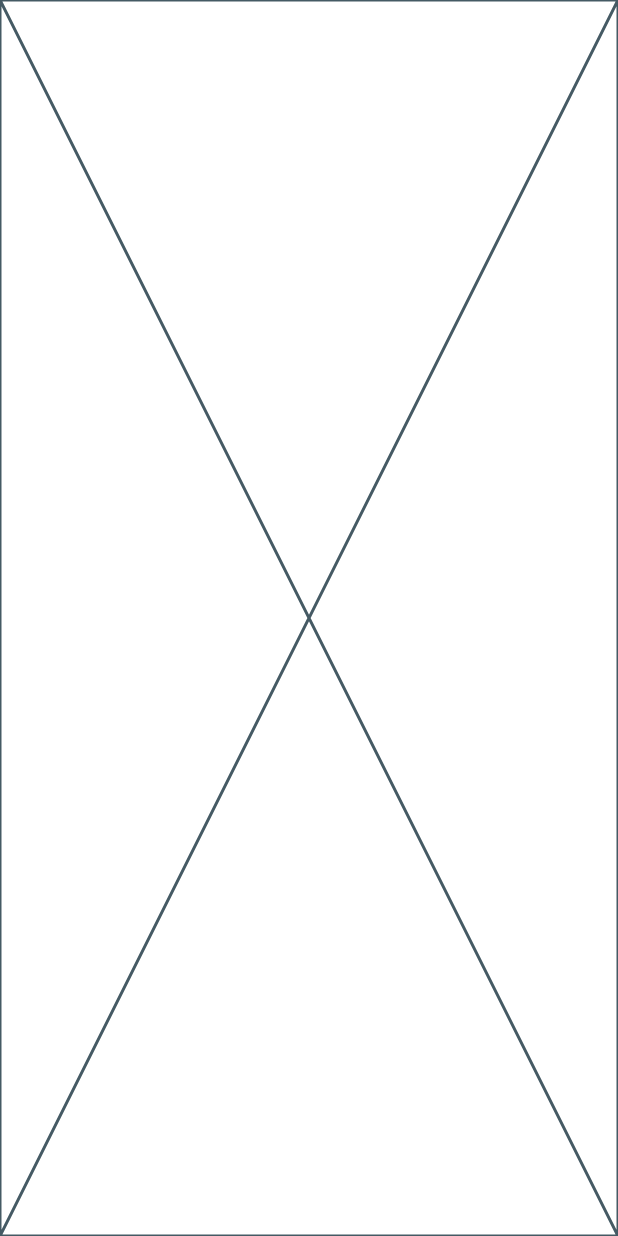
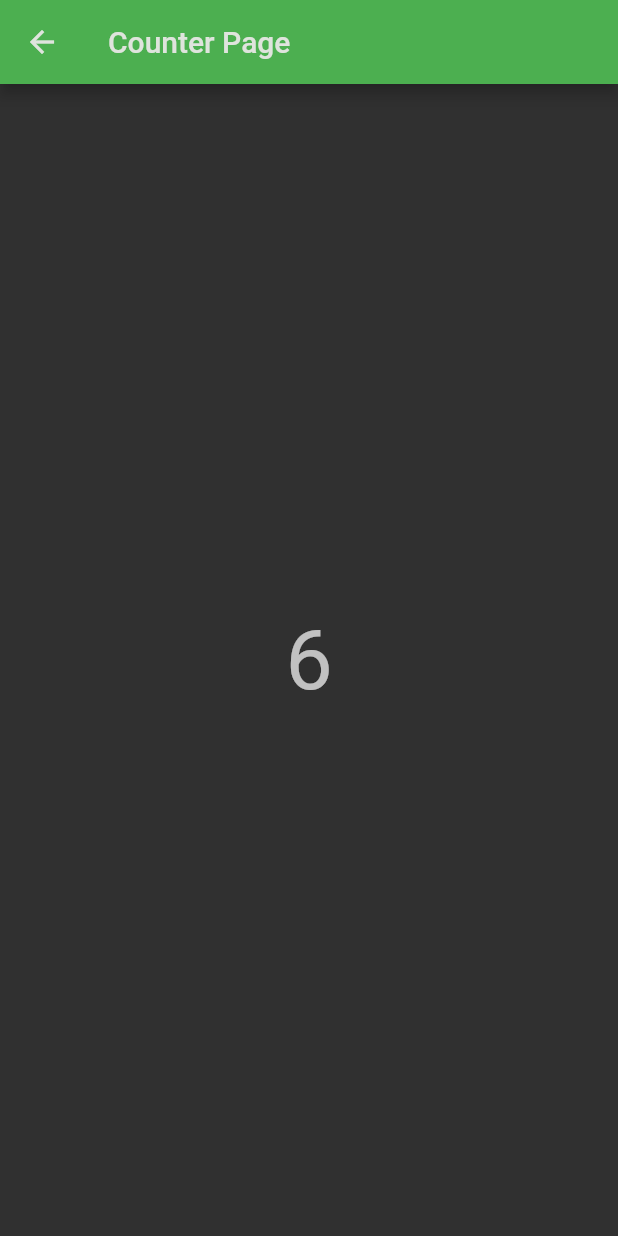
Before and after one commit to TrekHub/flutter_riverpod, a Flutter app: the HomePage screen opened directly, after a tap on "Go to Counter Page", on a phone screen of 412 x 824 dp. Run offline on Flutter 3.47's test engine with Material 2 defaults, Android fonts, the phone set to English and light mode, and no system bars; our stand-ins replace flutter_riverpod.

Commit message:
fix:fixed the counterprovider to accept arguments

```diff
--- a/lib/counterpage.dart
+++ b/lib/counterpage.dart
@@ -1,11 +1,64 @@
-import 'package:flutter/src/widgets/framework.dart';
-import 'package:flutter/src/widgets/placeholder.dart';
+import 'package:flutter/material.dart';
 
-class CounterPage extends StatelessWidget {
+import 'package:flutter_riverpod/flutter_riverpod.dart';
+import 'package:riverpod_tut/main.dart';
+
+class CounterPage extends ConsumerWidget {
   const CounterPage({super.key});
 
   @override
-  Widget build(BuildContext context) {
-    return const Placeholder();
+  Widget build(BuildContext context, WidgetRef ref) {
+    final AsyncValue<int> counter = ref.watch(counterProvider(5));
+
+    // ref.listen<int>(counterProvider, (previous, next){
+    //   if(next == 5){
+    //     dialogMethod(context);
+    //   }
+    // });
+
+    return Scaffold(
+      appBar: AppBar(
+        title: const Text('Counter Page'),
+        // actions: [
+        //   IconButton(onPressed: () {
+        //     ref.refresh(counterProvider);
+        //   }, icon: const Icon(Icons.refresh_outlined)),
+        //   const SizedBox(width: 10,)
+
+        // ],
+      ),
+      body: Center(
+        child: Text(
+          counter
+              .when(
+                  data: (int value) => value,
+                  error: (Object e, _) => e,
+                  loading: () => 0)
+              .toString(),
+          style: Theme.of(context).textTheme.displayMedium,
+        ),
+      ),
+      //   floatingActionButton: FloatingActionButton(
+      //     onPressed: () {
+      //       ref.read(counterProvider.notifier).state++;
+
+      //     },
+      //     child: const Icon(Icons.add),
+      //   )
+    );
   }
+
+  // Future<dynamic> dialogMethod(BuildContext context) {
+  //   return showDialog(context: context, builder: (context){
+  //       return AlertDialog(
+  //         title: const Text('Counter Warning'),
+  //         content: const Text('Counter has reached 5'),
+  //         actions: [
+  //           TextButton(onPressed: () {
+  //             Navigator.of(context).pop();
+  //           }, child: const Text('OK'))
+  //         ],
+  //       );
+  //     });
+  // }
 }
--- a/lib/homepage.dart
+++ b/lib/homepage.dart
@@ -1,6 +1,4 @@
 import 'package:flutter/material.dart';
-import 'package:flutter/src/widgets/framework.dart';
-import 'package:flutter/src/widgets/placeholder.dart';
 
 import 'counterpage.dart';
 
--- a/lib/main.dart
+++ b/lib/main.dart
@@ -1,7 +1,31 @@
 import 'package:flutter/material.dart';
 import 'package:flutter_riverpod/flutter_riverpod.dart';
+import 'package:riverpod_tut/homepage.dart';
 
-final counterProvider = StateProvider((ref) => 0);
+abstract class WebsocketClient {
+  Stream<int> getCounterStream(int start);
+}
+
+class FakeWebsocketClient implements WebsocketClient {
+  @override
+  Stream<int> getCounterStream([int start = 0]) async* {
+    int i = start;
+    while (true) {
+      await Future.delayed(const Duration(milliseconds: 500));
+      yield i++;
+    }
+  }
+}
+
+final websocketClientProvider = Provider<WebsocketClient>((ref) {
+  return FakeWebsocketClient();
+});
+
+final counterProvider = StreamProvider.family<int, int>((ref, start) {
+  final wsClient = ref.watch(websocketClientProvider);
+
+  return wsClient.getCounterStream(start);
+});
 
 void main() {
   runApp(const ProviderScope(child: MyApp()));
@@ -19,15 +43,11 @@ class MyApp extends StatelessWidget {
           colorScheme: ColorScheme.fromSeed(
             seedColor: Colors.greenAccent,
             brightness: Brightness.dark,
-          surface: Colors.white,
+            surface: Colors.green,
           ),
           primarySwatch: Colors.blue,
         ),
-      home: Scaffold(
-        appBar: AppBar(
-          title: const Text('RiverPod'),
-        ),
-      ),
-    );
+        debugShowCheckedModeBanner: false,
+        home: const HomePage());
   }
 }
```
Lines whose indentation alone changed are shown as unchanged.
